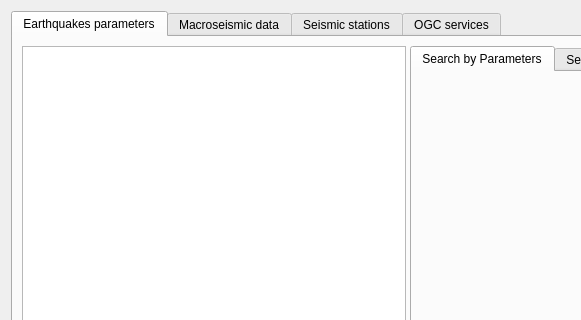
Above: qquake/ui/qquake_dialog_base.ui from INGV/qquake before the change; both pictures show x 0 to 581 and y 0 to 320 of the 1082 by 901 pixel window. Below: the same form after it.
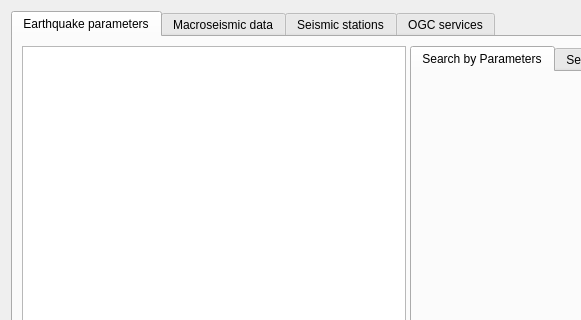
That is the form after the change.

Commit message: Correct spelling of 'Earthquakes' to 'Earthquake'

What changed in the file:
```diff
--- a/qquake/ui/qquake_dialog_base.ui
+++ b/qquake/ui/qquake_dialog_base.ui
@@ -30,7 +30,7 @@
      </property>
      <widget class="QWidget" name="fdsn_event_tab">
       <attribute name="title">
-       <string>Earthquakes parameters</string>
+       <string>Earthquake parameters</string>
       </attribute>
       <layout class="QGridLayout" name="gridLayout_2">
        <item row="0" column="0">
```
